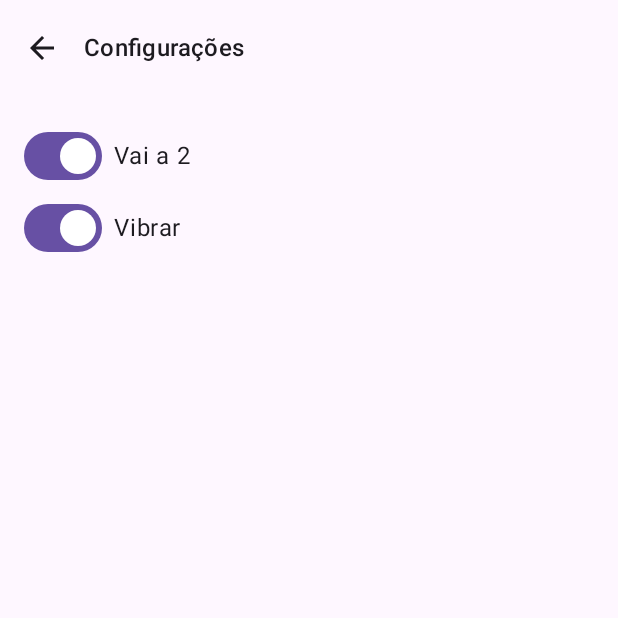
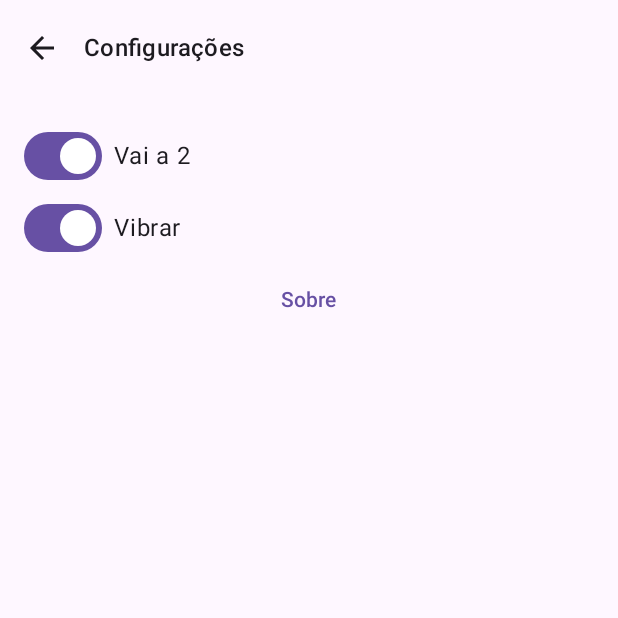
Before and after one commit to SaedSilva/voleibr, an Android app built with Jetpack Compose: the configScreen screen opened through its navigation route, on a phone screen of 412 x 824 dp, the top half of it. Run offline under Robolectric (Android 15) with nearby library versions, the phone set to English and light mode, and no system bars; our stand-ins replace Room's generated code; 13 statements that could not run were skipped.

Commit message:
Sobre Dialog

```diff
--- a/app/src/main/java/br/dev/saed/voleibr/ui/screens/ConfigScreen.kt
+++ b/app/src/main/java/br/dev/saed/voleibr/ui/screens/ConfigScreen.kt
@@ -1,10 +1,14 @@
 package br.dev.saed.voleibr.ui.screens
 
+import androidx.compose.foundation.layout.Box
 import androidx.compose.foundation.layout.Column
 import androidx.compose.foundation.layout.Row
+import androidx.compose.foundation.layout.fillMaxSize
+import androidx.compose.foundation.layout.fillMaxWidth
 import androidx.compose.foundation.layout.padding
 import androidx.compose.material.icons.Icons
 import androidx.compose.material.icons.automirrored.filled.ArrowBack
+import androidx.compose.material3.Card
 import androidx.compose.material3.ExperimentalMaterial3Api
 import androidx.compose.material3.Icon
 import androidx.compose.material3.IconButton
@@ -12,13 +16,20 @@ import androidx.compose.material3.MaterialTheme
 import androidx.compose.material3.Scaffold
 import androidx.compose.material3.Switch
 import androidx.compose.material3.Text
+import androidx.compose.material3.TextButton
 import androidx.compose.material3.TopAppBar
 import androidx.compose.runtime.Composable
+import androidx.compose.runtime.getValue
+import androidx.compose.runtime.mutableStateOf
+import androidx.compose.runtime.remember
+import androidx.compose.runtime.setValue
 import androidx.compose.ui.Alignment
 import androidx.compose.ui.Modifier
 import androidx.compose.ui.res.stringResource
+import androidx.compose.ui.text.style.TextAlign
 import androidx.compose.ui.tooling.preview.Preview
 import androidx.compose.ui.unit.dp
+import androidx.compose.ui.window.Dialog
 import br.dev.saed.voleibr.R
 import br.dev.saed.voleibr.ui.state.MainScreenState
 import br.dev.saed.voleibr.ui.theme.VoleibrTheme
@@ -32,6 +43,10 @@ fun ConfigScreen(
     onClickSwitchVibrar: () -> Unit = {},
     onNavigateToHome: () -> Unit = {}
 ) {
+    var sobreDialog by remember {
+        mutableStateOf(false)
+    }
+
     Scaffold(
         topBar = {
             TopAppBar(
@@ -52,13 +67,21 @@ fun ConfigScreen(
             )
         }
     ) { innerPadding ->
+        if (sobreDialog) {
+            SobreDialog(
+                onDismissDialog = { sobreDialog = false }
+            )
+        }
+
         Column(
             modifier = Modifier
                 .padding(innerPadding)
                 .padding(16.dp)
+                .fillMaxSize()
         ) {
             Row(
-                verticalAlignment = Alignment.CenterVertically
+                verticalAlignment = Alignment.CenterVertically,
+                modifier = Modifier.fillMaxWidth()
             ) {
                 Switch(
                     checked = uiState.vaiA2,
@@ -70,7 +93,8 @@ fun ConfigScreen(
                 )
             }
             Row(
-                verticalAlignment = Alignment.CenterVertically
+                verticalAlignment = Alignment.CenterVertically,
+                modifier = Modifier.fillMaxWidth()
             ) {
                 Switch(
                     checked = uiState.vibrar,
@@ -81,8 +105,16 @@ fun ConfigScreen(
                     modifier = Modifier.padding(start = 8.dp)
                 )
             }
+
+            TextButton(
+                onClick = {
+                    sobreDialog = true
+                },
+                modifier = Modifier.fillMaxWidth()
+            ) {
+                Text(text = "Sobre")
+            }
         }
-
     }
 }
 
@@ -95,3 +127,31 @@ private fun ConfigScreenPreview() {
         )
     }
 }
+
+@Composable
+fun SobreDialog(
+    modifier: Modifier = Modifier,
+    onDismissDialog: () -> Unit = {}
+) {
+    Dialog(onDismissRequest = onDismissDialog) {
+        Card {
+            Box(
+                modifier = Modifier.padding(16.dp)
+            ) {
+                Text(
+                    text = stringResource(id = R.string.txt_sobre),
+                    style = MaterialTheme.typography.titleMedium,
+                    textAlign = TextAlign.Justify
+                )
+            }
+        }
+    }
+}
+
+@Preview
+@Composable
+private fun SobreDialogPreview() {
+    VoleibrTheme {
+        SobreDialog()
+    }
+}
--- a/app/src/main/res/values/strings.xml
+++ b/app/src/main/res/values/strings.xml
@@ -21,5 +21,6 @@
 
     <string name="txt_acss_btn_delete_team">Deletar time</string>
     <string name="txt_configuracoes">Configurações</string>
+    <string name="txt_sobre">Esse é um aplicativo open source, feito por um pequeno estudante de sistemas de informação.\nMelhorias e sugestões são bem vindas, e você pode enviar diretamente para o meu email:\nsaed.sousa@hotmail.com</string>
 
 </resources>
```
